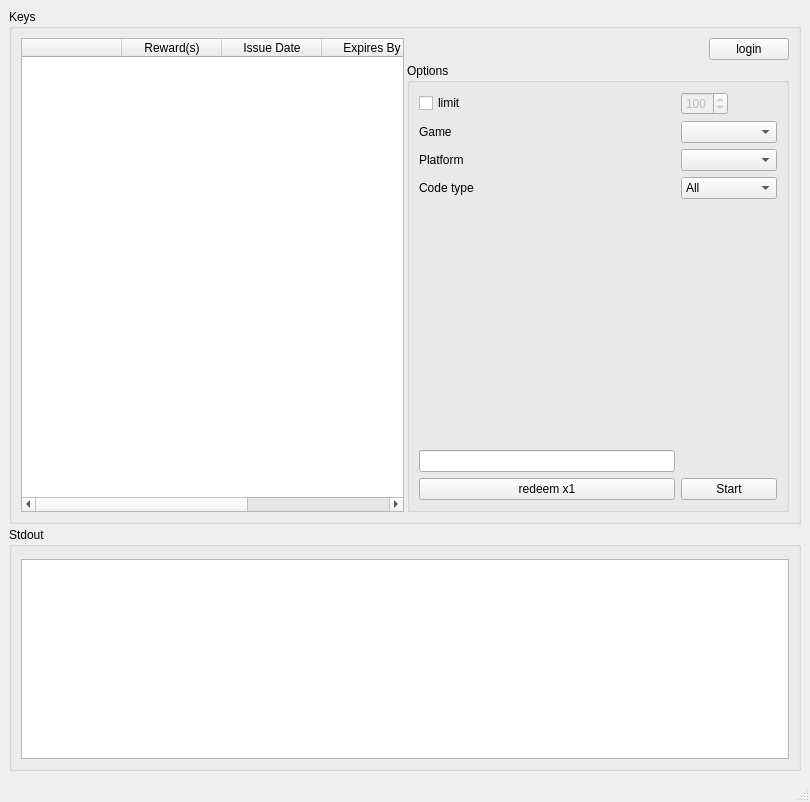
First picture: the form in include/ui/controlwindow.ui, repository Fabbi/autoshift, before the edit.
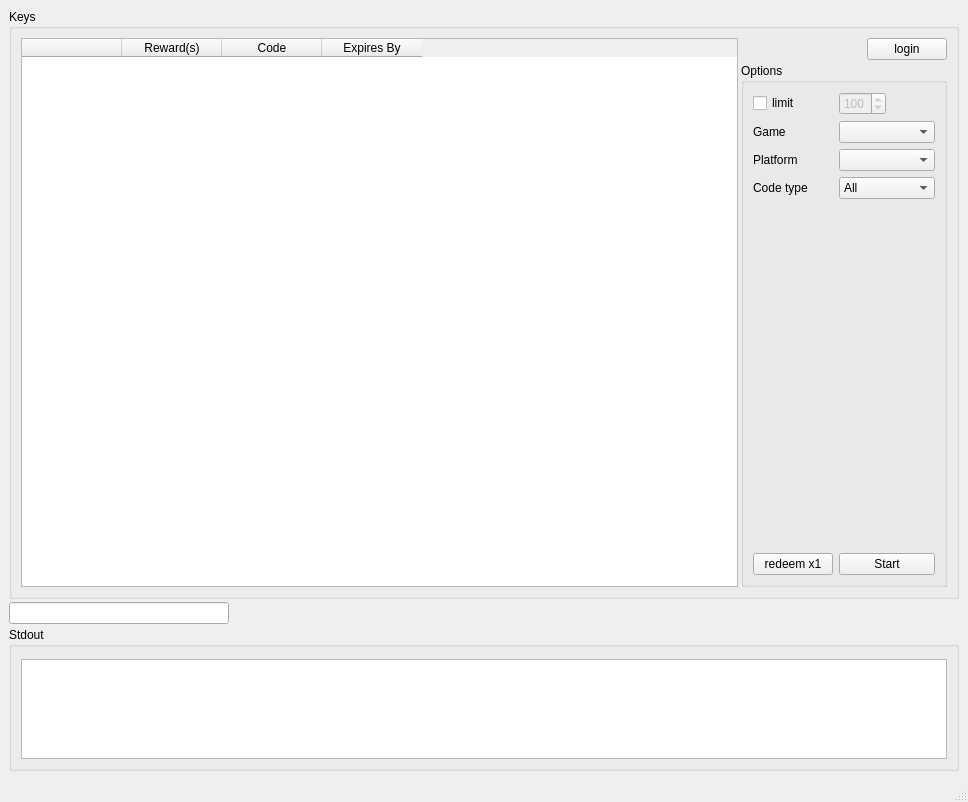
Second picture: the form after the edit. Custom widgets are drawn as their Qt base class.

Commit message: init table filling; code input for testing; global database

```diff
--- a/include/ui/controlwindow.ui
+++ b/include/ui/controlwindow.ui
@@ -6,7 +6,7 @@
    <rect>
     <x>0</x>
     <y>0</y>
-    <width>810</width>
+    <width>968</width>
     <height>802</height>
    </rect>
   </property>
@@ -56,12 +56,21 @@
          <property name="alternatingRowColors">
           <bool>true</bool>
          </property>
+         <property name="showGrid">
+          <bool>true</bool>
+         </property>
+         <property name="gridStyle">
+          <enum>Qt::NoPen</enum>
+         </property>
          <property name="sortingEnabled">
           <bool>true</bool>
          </property>
          <attribute name="horizontalHeaderStretchLastSection">
           <bool>false</bool>
          </attribute>
+         <attribute name="verticalHeaderVisible">
+          <bool>false</bool>
+         </attribute>
          <attribute name="verticalHeaderStretchLastSection">
           <bool>false</bool>
          </attribute>
@@ -75,27 +84,22 @@
            <string>Reward(s)</string>
           </property>
          </column>
-         <column>
-          <property name="text">
-           <string>Issue Date</string>
-          </property>
-         </column>
-         <column>
-          <property name="text">
-           <string>Expires By</string>
-          </property>
-         </column>
          <column>
           <property name="text">
            <string>Code</string>
           </property>
          </column>
+         <column>
+          <property name="text">
+           <string>Expires By</string>
+          </property>
+         </column>
         </widget>
        </item>
        <item>
         <layout class="QVBoxLayout" name="verticalLayout">
          <property name="sizeConstraint">
-          <enum>QLayout::SetDefaultConstraint</enum>
+          <enum>QLayout::SetFixedSize</enum>
          </property>
          <property name="topMargin">
           <number>0</number>
@@ -262,13 +266,6 @@
               </property>
              </widget>
             </item>
-            <item row="5" column="0">
-             <widget class="QLineEdit" name="codeInput">
-              <property name="text">
-               <string/>
-              </property>
-             </widget>
-            </item>
            </layout>
           </widget>
          </item>
@@ -277,6 +274,31 @@
       </layout>
      </widget>
     </item>
+    <item>
+     <widget class="QLineEdit" name="codeInput">
+      <property name="sizePolicy">
+       <sizepolicy hsizetype="Fixed" vsizetype="Fixed">
+        <horstretch>0</horstretch>
+        <verstretch>0</verstretch>
+       </sizepolicy>
+      </property>
+      <property name="minimumSize">
+       <size>
+        <width>220</width>
+        <height>0</height>
+       </size>
+      </property>
+      <property name="baseSize">
+       <size>
+        <width>220</width>
+        <height>0</height>
+       </size>
+      </property>
+      <property name="text">
+       <string/>
+      </property>
+     </widget>
+    </item>
     <item>
      <widget class="QGroupBox" name="stdout_box">
       <property name="sizePolicy">
@@ -306,13 +328,13 @@
          <property name="minimumSize">
           <size>
            <width>500</width>
-           <height>200</height>
+           <height>100</height>
           </size>
          </property>
          <property name="maximumSize">
           <size>
            <width>16777215</width>
-           <height>200</height>
+           <height>100</height>
           </size>
          </property>
          <property name="font">
```
Left out of the diff: 5 changed lines with no effect on the pictures. The commit also changes 3 other files.
